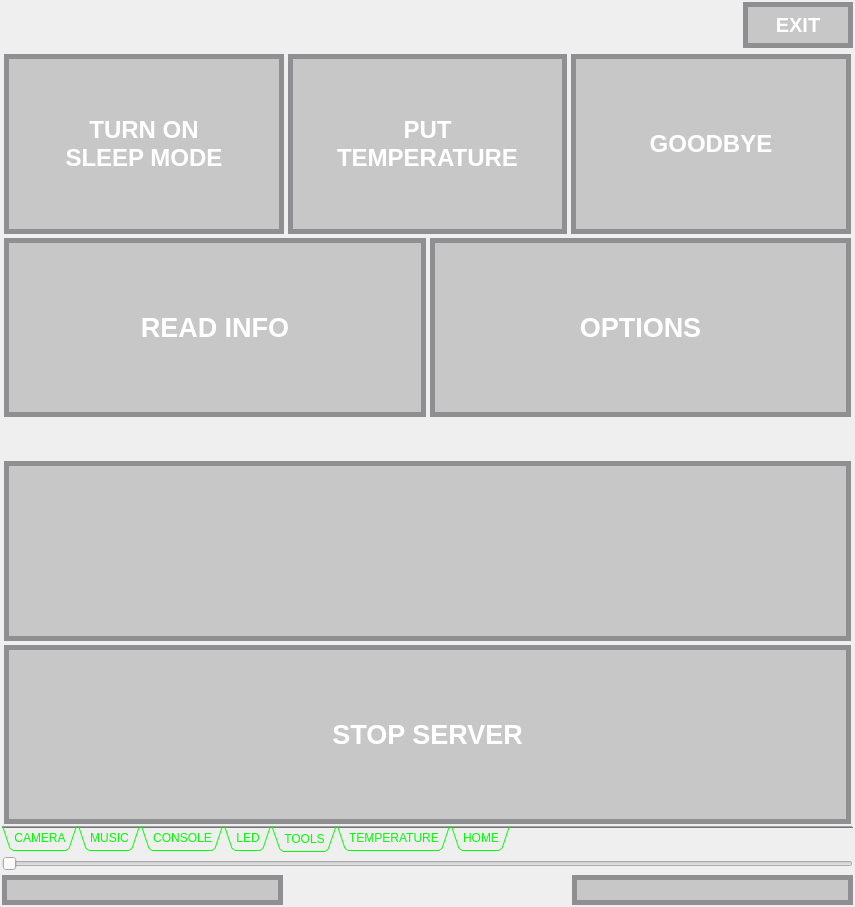
Before: the Qt Designer form iDom_Client/idom_client.ui in cyniu88/QT_kurs, drawn with Qt 5.
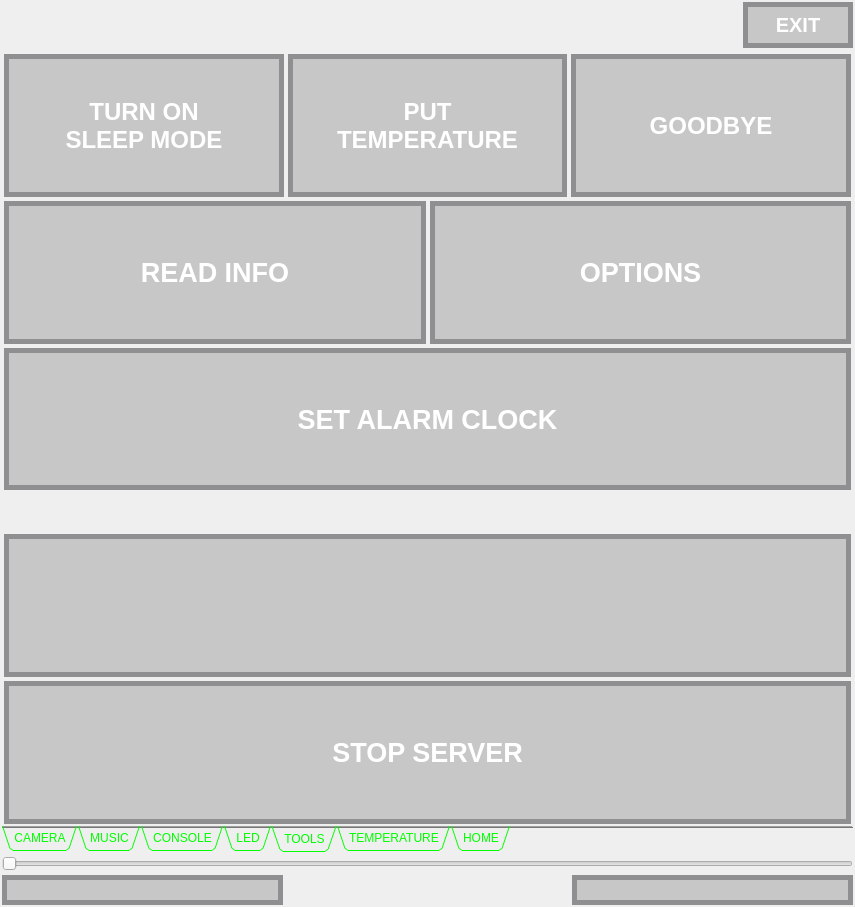
After: the same form once the commit is applied. The open tabs and pages were chosen to show the change. Icons and pictures are not drawn. Custom widgets are drawn as their Qt base class.

```diff
--- a/iDom_Client/idom_client.ui
+++ b/iDom_Client/idom_client.ui
@@ -2353,7 +2353,65 @@
          </layout>
         </item>
         <item row="2" column="0">
-         <layout class="QHBoxLayout" name="horizontalLayout_6"/>
+         <layout class="QHBoxLayout" name="horizontalLayout_6">
+          <item>
+           <widget class="QToolButton" name="b_setAlarm">
+            <property name="sizePolicy">
+             <sizepolicy hsizetype="Minimum" vsizetype="Ignored">
+              <horstretch>0</horstretch>
+              <verstretch>0</verstretch>
+             </sizepolicy>
+            </property>
+            <property name="font">
+             <font>
+              <pointsize>20</pointsize>
+              <weight>75</weight>
+              <bold>true</bold>
+             </font>
+            </property>
+            <property name="layoutDirection">
+             <enum>Qt::LeftToRight</enum>
+            </property>
+            <property name="autoFillBackground">
+             <bool>false</bool>
+            </property>
+            <property name="styleSheet">
+             <string notr="true">QToolButton {
+background-color: rgb(158, 158, 158,125);
+ border: 5px solid #8f8f91;
+border-radius: 0px;
+color:white;
+text:&quot;SET ALARM&quot;;
+}
+QToolButton:pressed {
+border:none;
+}</string>
+            </property>
+            <property name="text">
+             <string>SET ALARM CLOCK</string>
+            </property>
+            <property name="icon">
+             <iconset resource="ikony.qrc">
+              <normaloff>:/new/prefix1/files/svg/analog-clock.svg</normaloff>:/new/prefix1/files/svg/analog-clock.svg</iconset>
+            </property>
+            <property name="iconSize">
+             <size>
+              <width>200</width>
+              <height>200</height>
+             </size>
+            </property>
+            <property name="checkable">
+             <bool>true</bool>
+            </property>
+            <property name="popupMode">
+             <enum>QToolButton::DelayedPopup</enum>
+            </property>
+            <property name="toolButtonStyle">
+             <enum>Qt::ToolButtonTextBesideIcon</enum>
+            </property>
+           </widget>
+          </item>
+         </layout>
         </item>
        </layout>
       </widget>
```
Left out of the diff: 11 changed lines with no effect on the pictures.
